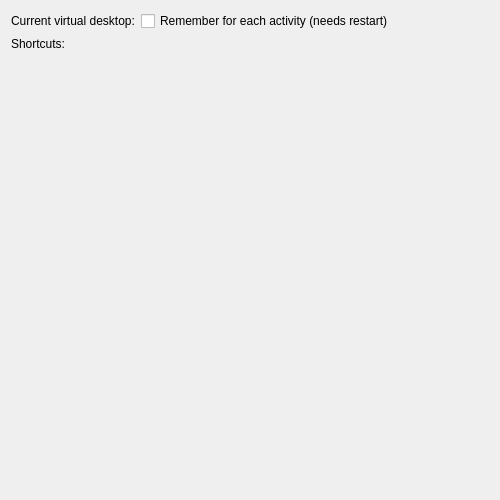
The window that kcms/activities/ui/SwitchingTabBase.ui (Sonic-DE/sonic-desktop-interface) describes before a commit, drawn with Qt 5.
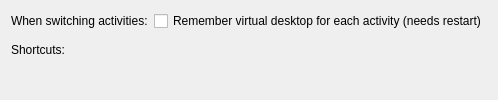
The same window after the commit. Custom widgets are drawn as their Qt base class.

Commit message:
kcms/activities: Remove tabs
Since there is enough space, remove the tabs and bring
the switching configuration to the main page.

```diff
--- a/kcms/activities/ui/SwitchingTabBase.ui
+++ b/kcms/activities/ui/SwitchingTabBase.ui
@@ -2,31 +2,20 @@
 <ui version="4.0">
  <class>SwitchingTabBase</class>
  <widget class="QWidget" name="SwitchingTabBase">
-  <property name="geometry">
-   <rect>
-    <x>0</x>
-    <y>0</y>
-    <width>500</width>
-    <height>500</height>
-   </rect>
-  </property>
   <layout class="QVBoxLayout" name="verticalLayout">
    <item>
     <layout class="QFormLayout" name="formLayout">
-     <property name="formAlignment">
-      <set>Qt::AlignHCenter|Qt::AlignTop</set>
-     </property>
      <item row="0" column="1">
       <widget class="QCheckBox" name="kcfg_virtualDesktopSwitchEnabled">
        <property name="text">
-        <string>Remember for each activity (needs restart)</string>
+        <string>Remember virtual desktop for each activity (needs restart)</string>
        </property>
       </widget>
      </item>
      <item row="0" column="0">
       <widget class="QLabel" name="label_2">
        <property name="text">
-        <string>Current virtual desktop:</string>
+        <string>When switching activities:</string>
        </property>
       </widget>
      </item>
@@ -42,22 +31,6 @@
    <item>
     <widget class="KShortcutsEditor" name="scActivities"/>
    </item>
-   <item>
-    <spacer name="verticalSpacer">
-     <property name="orientation">
-      <enum>Qt::Vertical</enum>
-     </property>
-     <property name="sizeType">
-      <enum>QSizePolicy::Expanding</enum>
-     </property>
-     <property name="sizeHint" stdset="0">
-      <size>
-       <width>0</width>
-       <height>0</height>
-      </size>
-     </property>
-    </spacer>
-   </item>
   </layout>
  </widget>
  <customwidgets>
```
The commit also changes 2 other files.
